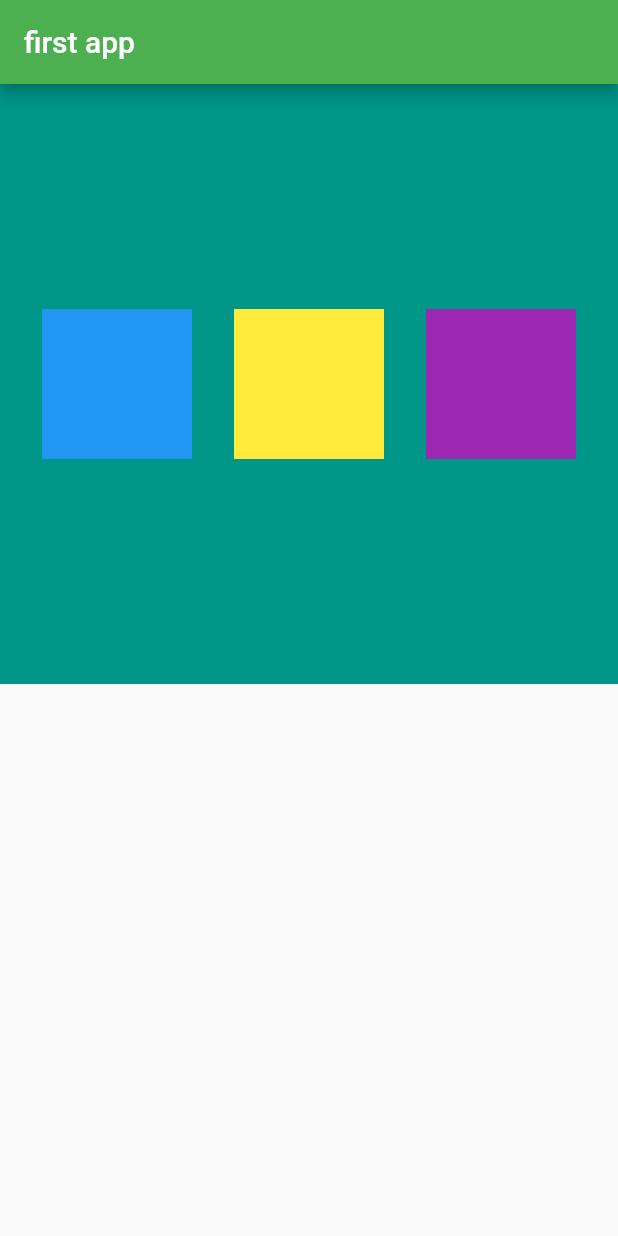
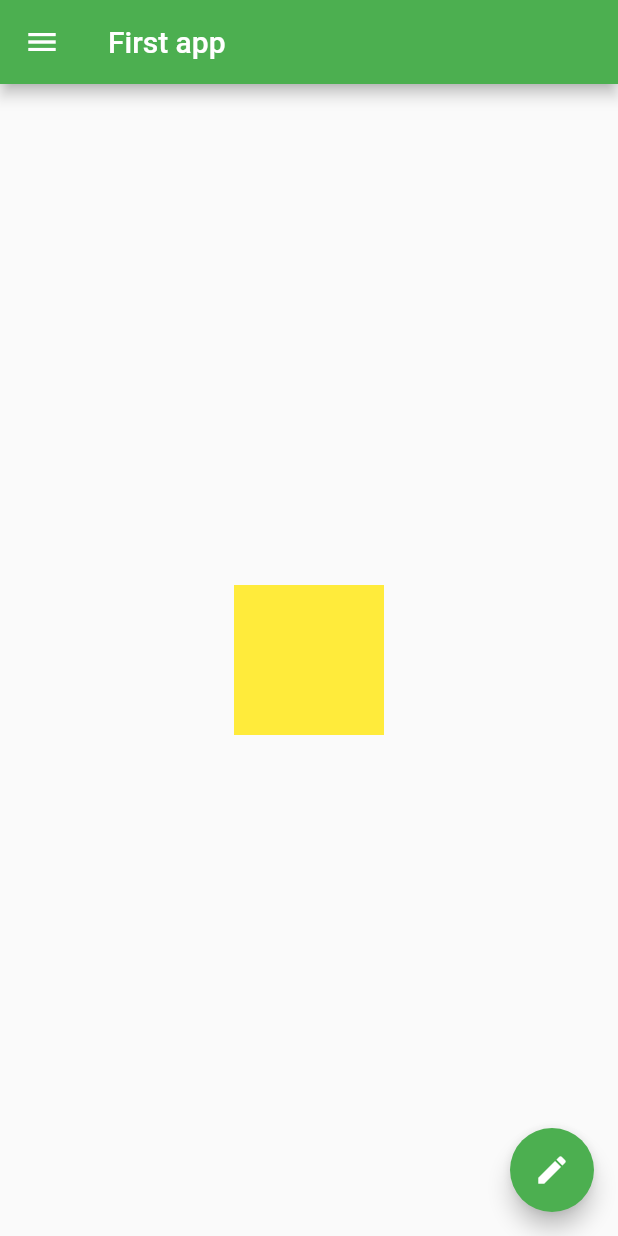
Before and after one commit to Abhishek5635/App-basic, a Flutter app: the screen it shows after launch, on a phone screen of 412 x 824 dp. Run offline on Flutter 3.47's test engine with Material 2 defaults, Android fonts, the phone set to English and light mode, and no system bars.

Commit message:
ch4 complete

```diff
--- a/lib/main.dart
+++ b/lib/main.dart
@@ -13,36 +13,35 @@ class Homepage extends StatelessWidget {
   Widget build(BuildContext context) {
     return Scaffold(
       appBar: AppBar(
-        title: Text('first app'),
+        title: Text('First app'),
       ),
-      body: Container(
-        color: Colors.teal,
-        height: 400,
-        child: Row(
-          mainAxisAlignment: MainAxisAlignment.spaceEvenly,
-          crossAxisAlignment: CrossAxisAlignment.center,
-          children: <Widget>[
-            Container(
-              padding: const EdgeInsets.all(8),
-              width: 100,
-              height: 100,
-              color: Colors.blue,
-            ),
-            Container(
-              padding: const EdgeInsets.all(8),
-              width: 100,
-              height: 100,
-              color: Colors.yellow,
-            ),
-            Container(
-              padding: const EdgeInsets.all(8),
-              width: 100,
-              height: 100,
-              color: Colors.purple,
+      body: Center(
+        child: Container(
+          width: 100,
+          height: 100,
+          color: Colors.yellow,
+        ),
+      ),
+      drawer: Drawer(
+        child: ListView(
+          padding: const EdgeInsets.all(0),
+          children: [
+            UserAccountsDrawerHeader(
+                accountName: Text('Abhishek Wankhade'),
+                accountEmail: Text('abhishekwankhade4670@gmail.com')),
+            ListTile(
+              leading: Icon(Icons.person),
+              title: Text('Abhishek Wankhade'),
+              subtitle: Text('Developer'),
+              trailing: Icon(Icons.edit),
             )
           ],
         ),
       ),
+      floatingActionButton: FloatingActionButton(
+        onPressed: () {},
+        child: Icon(Icons.edit),
+      ),
     );
   }
 }
```
